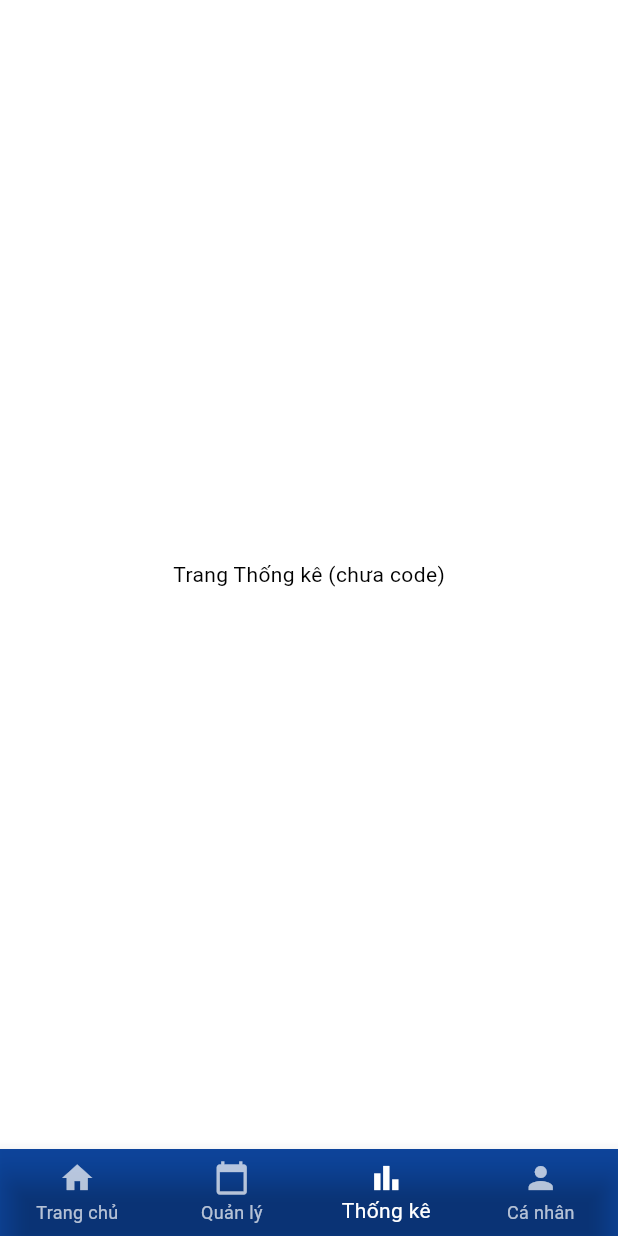
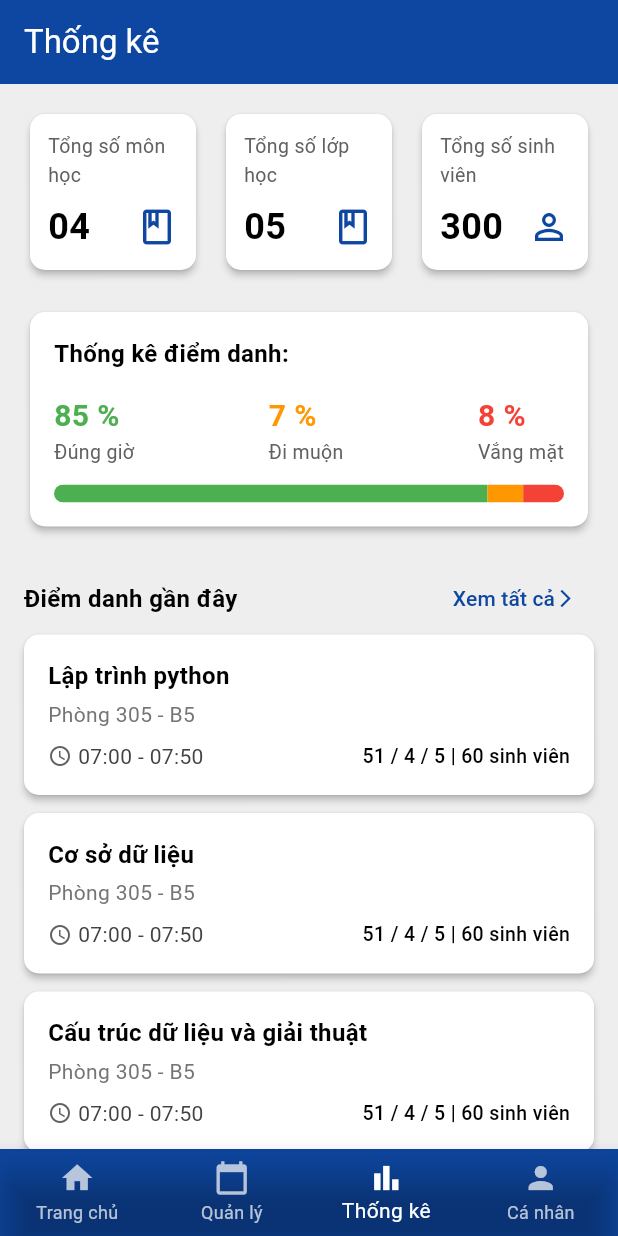
Before and after one commit to thanglele/CSE441_LapTrinhTrenCacThietBiDiDong, a Flutter app: the screen it shows after launch, item 3 of the bottom bar chosen, on a phone screen of 412 x 824 dp. Run offline on Flutter 3.47's test engine with Material 3 defaults, Android fonts, the light colour scheme and no system bars.

Commit message:
FE_thongke

```diff
--- a/mytlu/lib/screens/home_page_lecture.dart
+++ b/mytlu/lib/screens/home_page_lecture.dart
@@ -4,6 +4,7 @@ import '../models/class_model.dart';
 import '../services/api_service.dart';
 import 'create_qr_page.dart';
 import 'management/management_dashboard_page.dart';
+import 'statistics_page.dart';
 
 const Color tluPrimaryColor = Color(0xFF0D47A1);
 const Color tluAccentColor = Color(0xFF42A5F5);
@@ -51,7 +52,7 @@ class _HomePageState extends State<HomePage> {
     final List<Widget> _pages = [
       _buildHomePageContent(), // Gọi ở đây thì context đã hợp lệ
       const ManagementDashboardPage(),
-      const Center(child: Text('Trang Thống kê (chưa code)')),
+      const StatisticsPage(),
       const Center(child: Text('Trang Cá nhân (chưa code)')),
     ];
 
--- /dev/null
+++ b/mytlu/lib/screens/statistics_page.dart
@@ -0,0 +1,272 @@
+import 'package:flutter/material.dart';
+
+// Màu chủ đạo (Copy từ các file khác)
+const Color tluPrimaryColor = Color(0xFF0D47A1);
+
+class StatisticsPage extends StatelessWidget {
+  const StatisticsPage({super.key});
+
+  @override
+  Widget build(BuildContext context) {
+    return Scaffold(
+      backgroundColor: Colors.grey[200],
+      appBar: AppBar(
+        title: const Text('Thống kê', style: TextStyle(color: Colors.white)),
+        backgroundColor: tluPrimaryColor,
+        automaticallyImplyLeading: false, // Ẩn nút back
+      ),
+      body: SingleChildScrollView(
+        padding: const EdgeInsets.all(16.0),
+        child: Column(
+          crossAxisAlignment: CrossAxisAlignment.start,
+          children: [
+            // 1. Hàng Thẻ Tóm tắt (3 thẻ)
+            _buildSummaryRow(),
+
+            const SizedBox(height: 20),
+
+            // 2. Thống kê điểm danh
+            _buildAttendanceStatsCard(),
+
+            const SizedBox(height: 20),
+
+            // 3. Điểm danh gần đây
+            _buildRecentAttendanceSection(),
+          ],
+        ),
+      ),
+    );
+  }
+
+  // Widget cho Hàng 1: 3 Thẻ Tóm tắt
+  Widget _buildSummaryRow() {
+    return Row(
+      children: [
+        _buildSummaryCard(
+            title: 'Tổng số môn học', value: '04', icon: Icons.book_outlined),
+        const SizedBox(width: 12),
+        _buildSummaryCard(
+            title: 'Tổng số lớp học', value: '05', icon: Icons.class_outlined),
+        const SizedBox(width: 12),
+        _buildSummaryCard(
+            title: 'Tổng số sinh viên', value: '300', icon: Icons.person_outline),
+      ],
+    );
+  }
+
+  // Widget helper cho từng thẻ tóm tắt
+  Widget _buildSummaryCard(
+      {required String title, required String value, required IconData icon}) {
+    return Expanded(
+      child: Card(
+        elevation: 2,
+        shape: RoundedRectangleBorder(borderRadius: BorderRadius.circular(10)),
+        child: Padding(
+          padding: const EdgeInsets.all(12.0),
+          child: Column(
+            crossAxisAlignment: CrossAxisAlignment.start,
+            children: [
+              Text(
+                title,
+                style: TextStyle(color: Colors.grey[700], fontSize: 13),
+              ),
+              const SizedBox(height: 8),
+              Row(
+                mainAxisAlignment: MainAxisAlignment.spaceBetween,
+                children: [
+                  Text(
+                    value,
+                    style: const TextStyle(
+                        fontSize: 24, fontWeight: FontWeight.bold),
+                  ),
+                  Icon(icon, color: tluPrimaryColor, size: 28),
+                ],
+              ),
+            ],
+          ),
+        ),
+      ),
+    );
+  }
+
+  // Widget cho Hàng 2: Thẻ Thống kê Điểm danh
+  Widget _buildAttendanceStatsCard() {
+    return Card(
+      elevation: 2,
+      shape: RoundedRectangleBorder(borderRadius: BorderRadius.circular(10)),
+      child: Padding(
+        padding: const EdgeInsets.all(16.0),
+        child: Column(
+          crossAxisAlignment: CrossAxisAlignment.start,
+          children: [
+            const Text(
+              'Thống kê điểm danh:',
+              style: TextStyle(fontSize: 16, fontWeight: FontWeight.bold),
+            ),
+            const SizedBox(height: 16),
+            // Hàng hiển thị %
+            const Row(
+              mainAxisAlignment: MainAxisAlignment.spaceBetween,
+              children: [
+                _StatPercentage(label: 'Đúng giờ', percentage: '85 %', color: Colors.green),
+                _StatPercentage(label: 'Đi muộn', percentage: '7 %', color: Colors.orange),
+                _StatPercentage(label: 'Vắng mặt', percentage: '8 %', color: Colors.red),
+              ],
+            ),
+            const SizedBox(height: 12),
+            // Thanh Progress Bar
+            _buildProgressBar(),
+          ],
+        ),
+      ),
+    );
+  }
+
+  // Widget con cho thanh ProgressBar
+  Widget _buildProgressBar() {
+    return ClipRRect(
+      borderRadius: BorderRadius.circular(10),
+      child: Row(
+        children: [
+          Expanded(
+            flex: 85, // Tỷ lệ 85%
+            child: Container(color: Colors.green, height: 12),
+          ),
+          Expanded(
+            flex: 7, // Tỷ lệ 7%
+            child: Container(color: Colors.orange, height: 12),
+          ),
+          Expanded(
+            flex: 8, // Tỷ lệ 8%
+            child: Container(color: Colors.red, height: 12),
+          ),
+        ],
+      ),
+    );
+  }
+
+  // Widget cho Hàng 3: Điểm danh gần đây
+  Widget _buildRecentAttendanceSection() {
+    return Column(
+      children: [
+        // Tiêu đề
+        Row(
+          mainAxisAlignment: MainAxisAlignment.spaceBetween,
+          children: [
+            const Text(
+              'Điểm danh gần đây',
+              style: TextStyle(fontSize: 16, fontWeight: FontWeight.bold),
+            ),
+            TextButton(
+              onPressed: () {},
+              child: const Row(
+                children: [
+                  Text('Xem tất cả'),
+                  Icon(Icons.arrow_forward_ios, size: 14),
+                ],
+              ),
+            ),
+          ],
+        ),
+        // Danh sách
+        _buildRecentClassCard(
+          subjectName: 'Lập trình python',
+          room: 'Phòng 305 - B5',
+          time: '07:00 - 07:50',
+          stats: '51 / 4 / 5 | 60 sinh viên',
+        ),
+        _buildRecentClassCard(
+          subjectName: 'Cơ sở dữ liệu',
+          room: 'Phòng 305 - B5',
+          time: '07:00 - 07:50',
+          stats: '51 / 4 / 5 | 60 sinh viên',
+        ),
+        _buildRecentClassCard(
+          subjectName: 'Cấu trúc dữ liệu và giải thuật',
+          room: 'Phòng 305 - B5',
+          time: '07:00 - 07:50',
+          stats: '51 / 4 / 5 | 60 sinh viên',
+        ),
+      ],
+    );
+  }
+
+  // Widget helper cho từng thẻ Lớp học gần đây
+  Widget _buildRecentClassCard({
+    required String subjectName,
+    required String room,
+    required String time,
+    required String stats,
+  }) {
+    return Card(
+      margin: const EdgeInsets.only(bottom: 12),
+      shape: RoundedRectangleBorder(borderRadius: BorderRadius.circular(10)),
+      elevation: 2,
+      child: Padding(
+        padding: const EdgeInsets.all(16.0),
+        child: Column(
+          crossAxisAlignment: CrossAxisAlignment.start,
+          children: [
+            Text(
+              subjectName,
+              style: const TextStyle(fontSize: 16, fontWeight: FontWeight.bold),
+            ),
+            const SizedBox(height: 4),
+            Text(room, style: TextStyle(fontSize: 14, color: Colors.grey[600])),
+            const SizedBox(height: 8),
+            Row(
+              mainAxisAlignment: MainAxisAlignment.spaceBetween,
+              children: [
+                Row(
+                  children: [
+                    Icon(Icons.access_time, size: 16, color: Colors.grey[700]),
+                    const SizedBox(width: 4),
+                    Text(
+                      time,
+                      style: TextStyle(fontSize: 14, color: Colors.grey[800]),
+                    ),
+                  ],
+                ),
+                Text(
+                  stats,
+                  style: const TextStyle(
+                      fontSize: 13, fontWeight: FontWeight.w500),
+                )
+              ],
+            ),
+          ],
+        ),
+      ),
+    );
+  }
+}
+
+// Widget helper nhỏ cho các mục %
+class _StatPercentage extends StatelessWidget {
+  final String label;
+  final String percentage;
+  final Color color;
+  const _StatPercentage({
+    required this.label,
+    required this.percentage,
+    required this.color,
+  });
+
+  @override
+  Widget build(BuildContext context) {
+    return Column(
+      crossAxisAlignment: CrossAxisAlignment.start,
+      children: [
+        Text(
+          percentage,
+          style: TextStyle(
+              fontSize: 20, fontWeight: FontWeight.bold, color: color),
+        ),
+        Text(
+          label,
+          style: TextStyle(color: Colors.grey[700], fontSize: 13),
+        ),
+      ],
+    );
+  }
+}
```
